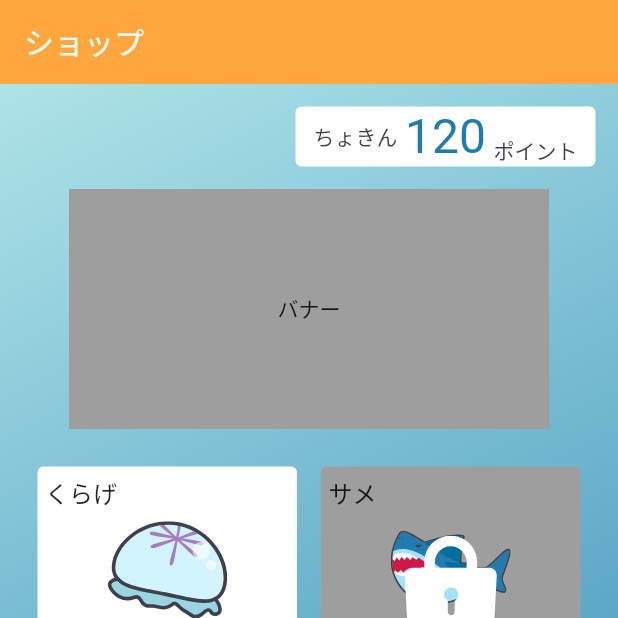
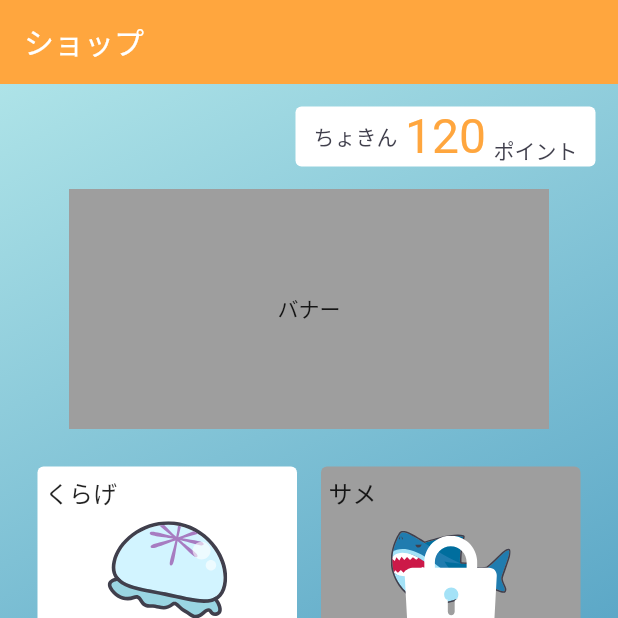
Before and after one commit to NEXT-NINOVATION/poipla_app, a Flutter app: the ShopScreen screen opened by its route, on a phone screen of 412 x 824 dp, the top half of it. Run offline on Flutter 3.47's test engine with Material 2 defaults, Android fonts, the phone set to English and light mode, and no system bars; our stand-ins replace bordered_text, dio, flutter_riverpod, flutter_svg, freezed_annotation, go_router and 2 more; accounts and stored records are empty; generated files the repository leaves out were written again; network calls fail; Roboto replaces fonts that are missing (LightNovelPOPv2).

Commit message:
[change]カラー変数修正

```diff
--- a/lib/constants.dart
+++ b/lib/constants.dart
@@ -5,7 +5,7 @@ const kAppBarColor = Color(0xFFFFA63E);
 const kAppBarFontColor = Color(0xFFFFFFFF);
 const kFontColor = Color(0xFF403F4C);
 const kFontColorBlue = Color(0xFF207CAF);
-const kFontColorImportant = Color(0xFF207CAF);
+const kFontColorImportant = Color(0xFFFFA63E);
 const kBackgroundColors = [Color(0xFFB6E9EB), Color(0xFF207CAF)];
 const kIconColor = Color(0xFF4B4B4B);
 const kBgColorYellow = Color(0xFFFFCD4E);
```
